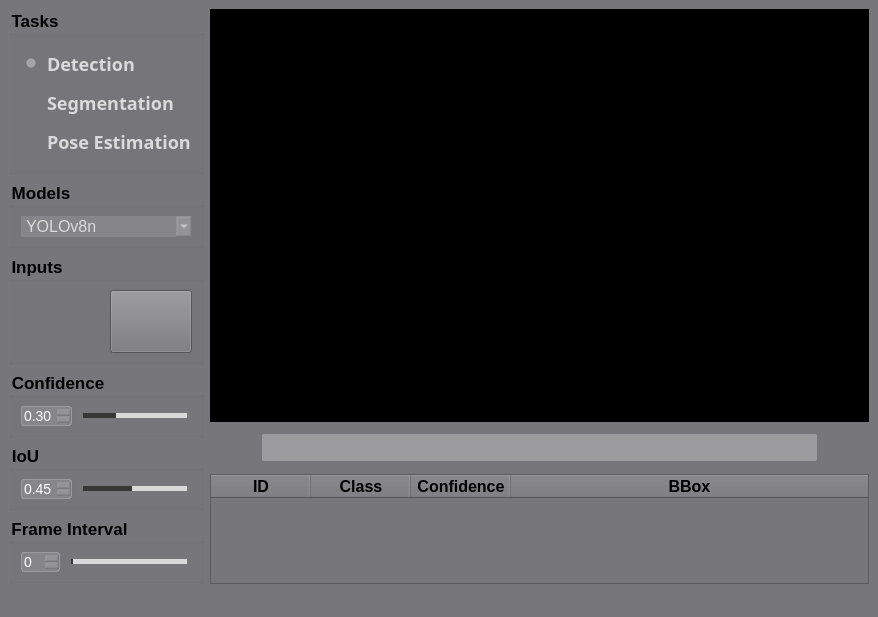
Qt form src/ui/main_window.ui (MarkusHuang/YOLOv8-DeepSort-PyQt-GUI) before a commit.
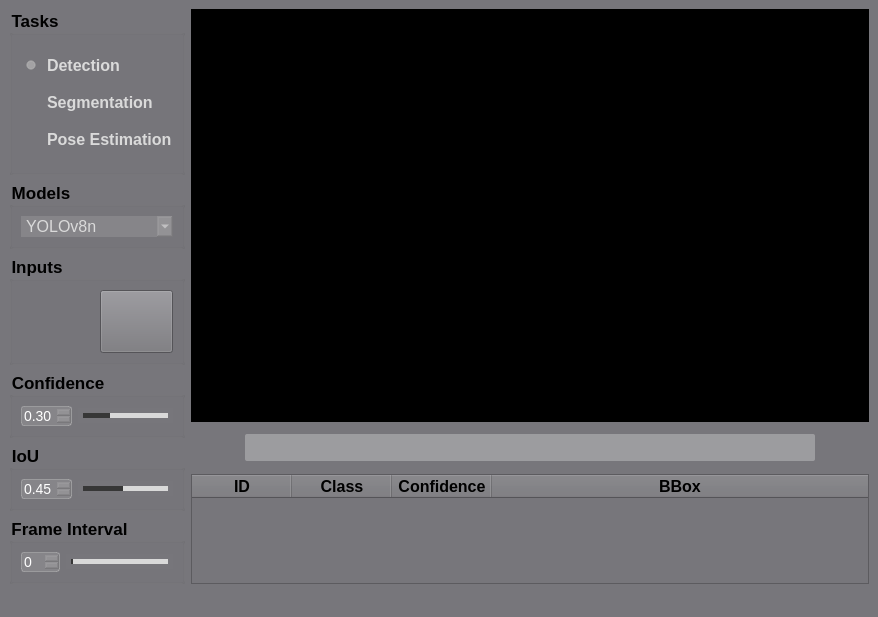
The same form after that commit. Icons and pictures are not drawn.

```diff
--- a/src/ui/main_window.ui
+++ b/src/ui/main_window.ui
@@ -36,7 +36,7 @@
     <item>
      <layout class="QVBoxLayout" name="verticalLayout" stretch="9,0">
       <item>
-       <layout class="QHBoxLayout" name="horizontalLayout" stretch="2,11">
+       <layout class="QHBoxLayout" name="horizontalLayout" stretch="2,12">
         <item>
          <layout class="QVBoxLayout" name="verticalLayout_2" stretch="3,1,2,1,1,1">
           <item>
@@ -60,22 +60,18 @@
               <widget class="QRadioButton" name="radioButton_det">
                <property name="font">
                 <font>
-                 <family>Microsoft YaHei</family>
                  <pointsize>-1</pointsize>
                  <weight>75</weight>
                  <bold>true</bold>
-                 <underline>false</underline>
-                 <strikeout>false</strikeout>
                 </font>
                </property>
                <property name="styleSheet">
                 <string notr="true">QRadioButton
-{font-size: 18px;
+{font-size: 16px;
 	font-weight: bold;
  		border-radius:9px;
 		background:rgba(66, 195, 255, 0);
 color: rgb(218, 218, 218);;}
-
 QRadioButton::indicator {
 	width: 20px;
 	height: 20px;
@@ -108,17 +104,9 @@
              </item>
              <item>
               <widget class="QRadioButton" name="radioButton_seg">
-               <property name="font">
-                <font>
-                 <family>Microsoft YaHei</family>
-                 <pointsize>-1</pointsize>
-                 <weight>75</weight>
-                 <bold>true</bold>
-                </font>
-               </property>
                <property name="styleSheet">
                 <string notr="true">QRadioButton
-{font-size: 18px;
+{font-size: 16px;
 	font-weight: bold;
  		border-radius:9px;
 		background:rgba(66, 195, 255, 0);
@@ -149,17 +137,9 @@
              </item>
              <item>
               <widget class="QRadioButton" name="radioButton_pose">
-               <property name="font">
-                <font>
-                 <family>Microsoft YaHei</family>
-                 <pointsize>-1</pointsize>
-                 <weight>75</weight>
-                 <bold>true</bold>
-                </font>
-               </property>
                <property name="styleSheet">
                 <string notr="true">QRadioButton
-{font-size: 18px;
+{font-size: 16px;
 	font-weight: bold;
  		border-radius:9px;
 		background:rgba(66, 195, 255, 0);
@@ -492,11 +472,11 @@
      margin: -7px -7px -7px -7px;                  
 } 
 QSlider::add-page:horizontal{
-background: qlineargradient(spread:pad, x1:0, y1:1, x2:0, y2:0, stop:0 #d9d9d9, stop:0.25 #d9d9d9, stop:0.5 #d9d9d9, stop:1 #d9d9d9); 
+background: #d9d9d9; 
 
 }
 QSlider::sub-page:horizontal{                               
- background: qlineargradient(spread:pad, x1:0, y1:1, x2:0, y2:0, stop:0 #373737, stop:0.25 #373737, stop:0.5 #373737, stop:1 #373737);                     
+ background: #373737;                     
 }</string>
                </property>
                <property name="maximum">
@@ -592,11 +572,11 @@
      margin: -7px -7px -7px -7px;                  
 } 
 QSlider::add-page:horizontal{
-background: qlineargradient(spread:pad, x1:0, y1:1, x2:0, y2:0, stop:0 #d9d9d9, stop:0.25 #d9d9d9, stop:0.5 #d9d9d9, stop:1 #d9d9d9); 
+background: #d9d9d9; 
 
 }
 QSlider::sub-page:horizontal{                               
- background: qlineargradient(spread:pad, x1:0, y1:1, x2:0, y2:0, stop:0 #373737, stop:0.25 #373737, stop:0.5 #373737, stop:1 #373737);                     
+ background: #373737;                     
 }</string>
                </property>
                <property name="value">
@@ -677,11 +657,11 @@
      margin: -7px -7px -7px -7px;                  
 } 
 QSlider::add-page:horizontal{
-background: qlineargradient(spread:pad, x1:0, y1:1, x2:0, y2:0, stop:0 #d9d9d9, stop:1 #d9d9d9, stop:2 #d9d9d9, stop:3 #d9d9d9, stop:4 #d9d9d9, stop:5 #d9d9d9); 
+background: #d9d9d9; 
 
 }
 QSlider::sub-page:horizontal{                               
- background: qlineargradient(spread:pad, x1:0, y1:1, x2:0, y2:0, stop:0 #373737, stop:0.25 #373737, stop:0.5 #373737, stop:1 #373737);                     
+ background: #373737;                     
 }</string>
                </property>
                <property name="maximum">
```
Left out of the diff: 1 changed line with no effect on the pictures.
